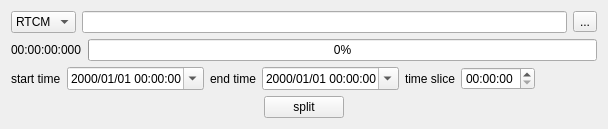
First picture: the form in OpenRtk_Dirver/SplitTools.ui, repository aceinnazhangchen/OpenRtk_Dirver, before the edit.
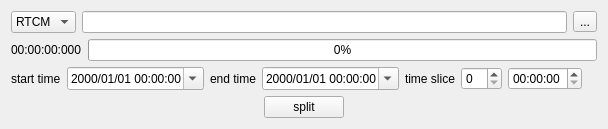
Second picture: the form after the edit.

What changed in the file:
```diff
--- a/OpenRtk_Dirver/SplitTools.ui
+++ b/OpenRtk_Dirver/SplitTools.ui
@@ -101,6 +101,9 @@
        </property>
       </widget>
      </item>
+     <item>
+      <widget class="QSpinBox" name="spinBox_day"/>
+     </item>
      <item>
       <widget class="QTimeEdit" name="timeEdit">
        <property name="date">
```
Left out of the diff: 12 changed lines with no effect on the pictures.
